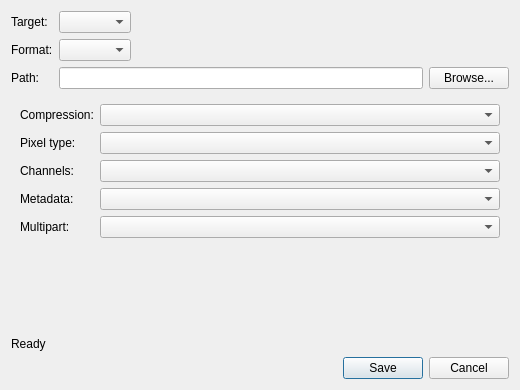
Before: the Qt Designer form src/view/SaveImageDialog.ui in nauyihsnehs/OpenEXR-Viewer-Mini, drawn with Qt 5.
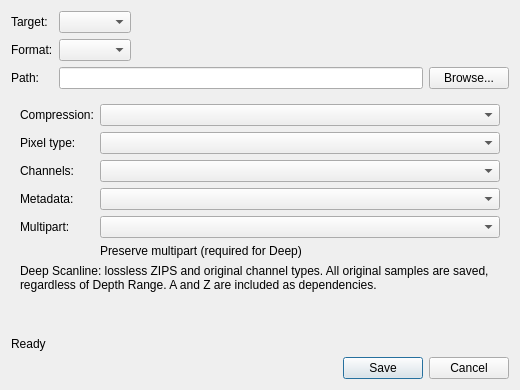
After: the same form once the commit is applied. The open tabs and pages were chosen to show the change.

Commit message: deep scan

Patch:
```diff
--- a/src/view/SaveImageDialog.ui
+++ b/src/view/SaveImageDialog.ui
@@ -180,6 +180,17 @@
        <item row="4" column="1">
         <widget class="QComboBox" name="multipartCombo"/>
        </item>
+       <item row="5" column="1">
+        <widget class="QLabel" name="deepMultipartLabel">
+         <property name="text"><string>Preserve multipart (required for Deep)</string></property>
+        </widget>
+       </item>
+       <item row="6" column="0" colspan="2">
+        <widget class="QLabel" name="deepInfoLabel">
+         <property name="wordWrap"><bool>true</bool></property>
+         <property name="text"><string>Deep Scanline: lossless ZIPS and original channel types. All original samples are saved, regardless of Depth Range. A and Z are included as dependencies.</string></property>
+        </widget>
+       </item>
       </layout>
      </widget>
      <widget class="QWidget" name="hdrPage">
```
The commit also changes 36 other files.
